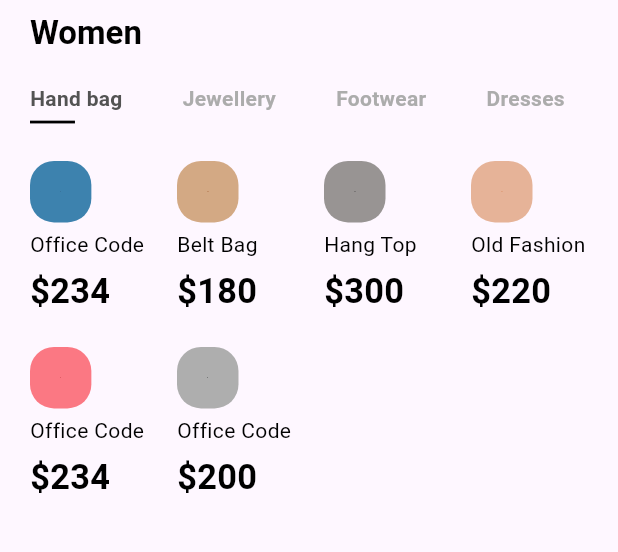
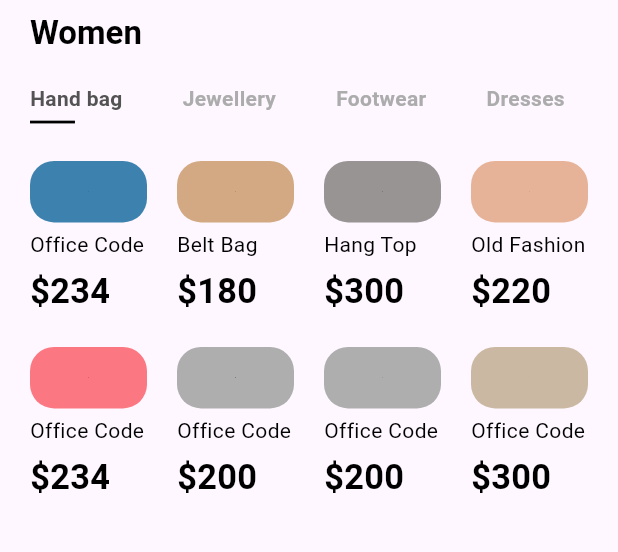
Before and after one commit to BenslimaneAlaEddine/online_shop_app, a Flutter app: the screen it shows after launch, on a phone screen of 412 x 824 dp, the part 84-636 px from its top. Run offline on Flutter 3.47's test engine with Material 3 defaults, Android fonts, the phone set to English and light mode, and no system bars; our stand-ins replace flutter_screenutil, flutter_svg.

Commit message:
Add two product items and make each GridView item's width stretch to fill the available space as much as possible.

```diff
--- a/lib/items.dart
+++ b/lib/items.dart
@@ -55,6 +55,9 @@ class Item extends StatelessWidget {
         children: <Widget>[
           Expanded(
             child: Container(
+              //لانه يتححكم فيه gridView ولا يسمح له بالتمدد افقيا اكثر من المساحة المتاحة
+              //ولكن احذر من العناصر التي لا تحترم القيود مثل Row يحدث Overflow
+              width: double.infinity,
               padding: const EdgeInsets.all(kDefaultPaddin),
               decoration: BoxDecoration(
                   color: product.color,
@@ -74,7 +77,7 @@ class Item extends StatelessWidget {
           Text(
             "\$${product.price}",
             style: TextStyle(fontWeight: FontWeight.bold, fontSize: 20.sp),
-          )
+          ),
         ],
       ),
     );
--- a/lib/models/Product.dart
+++ b/lib/models/Product.dart
@@ -65,6 +65,24 @@ List<Product> products = [
     image: "assets/images/bag_6.png",
     color: const Color(0xFFAEAEAE),
   ),
+  Product(
+    id: 7,
+    title: "Office Code",
+    price: 200,
+    size: 12,
+    description: dummyText,
+    image: "assets/images/bag_7.png",
+    color: const Color(0xFFAEAEAE),
+  ),
+  Product(
+    id: 8,
+    title: "Office Code",
+    price: 300,
+    size: 15,
+    description: dummyText,
+    image: "assets/images/bag_8.png",
+    color: const Color(0xFFCAB8A2),
+  )
 ];
 
 String dummyText =
```
Also changed, not shown: assets/images/bag_7.png (added), assets/images/bag_8.png (added).
